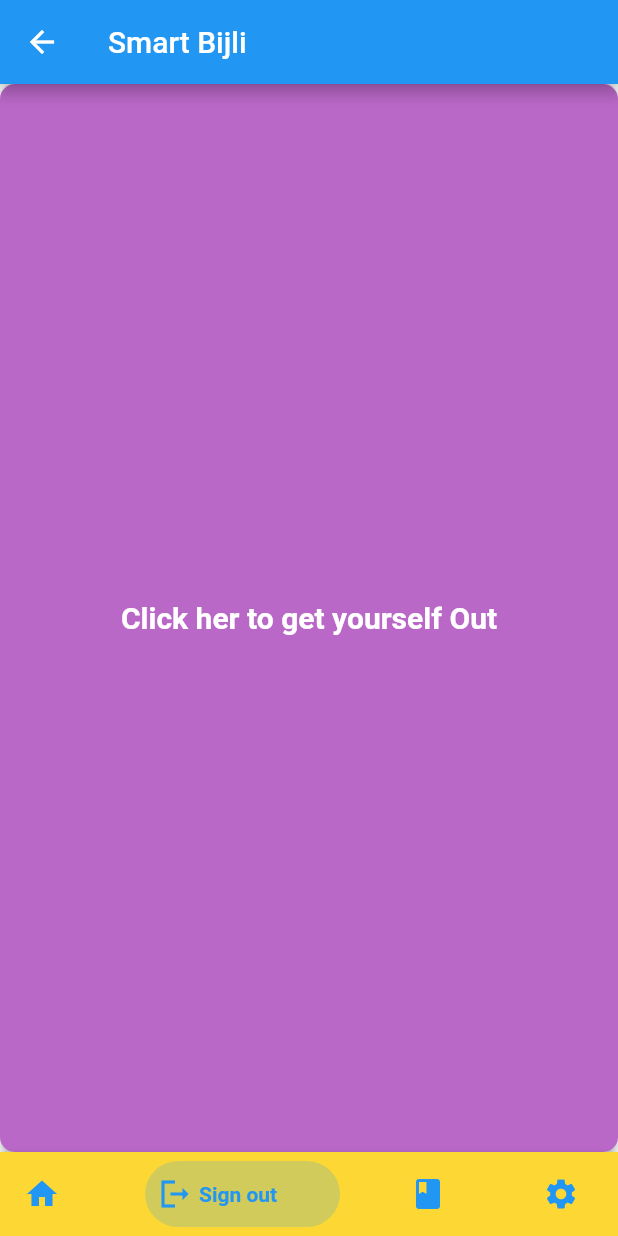
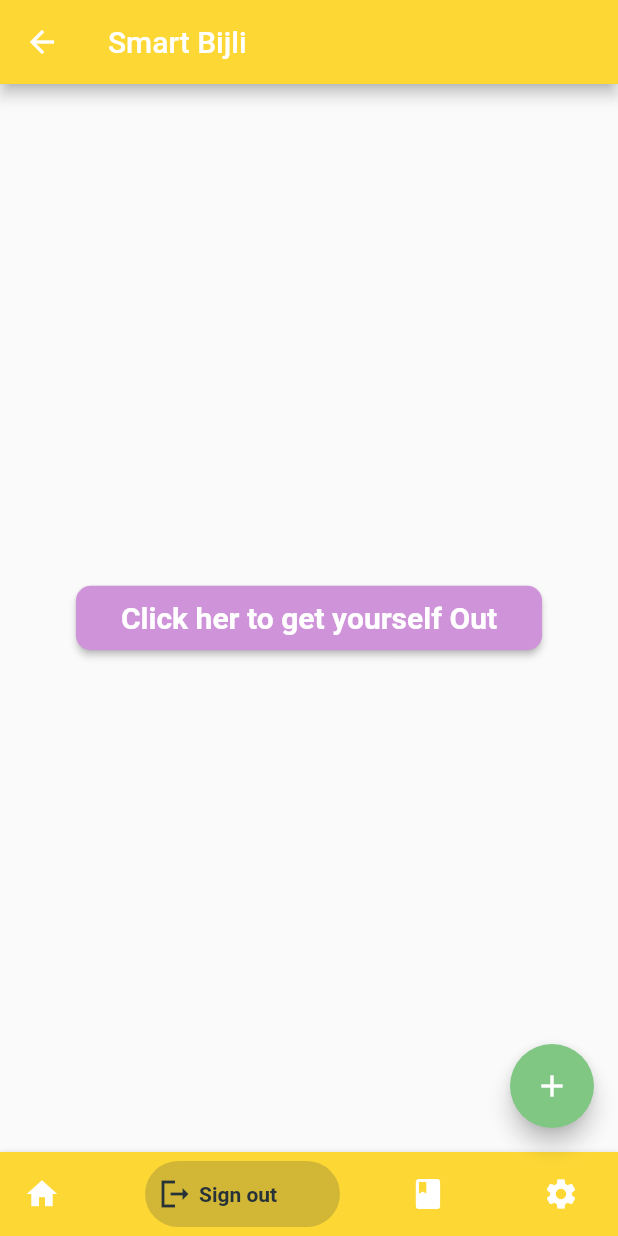
Before and after one commit to ArpitLkrwle/Smart_Electricty_Monitoring_App, a Flutter app: the HomePage screen opened directly, swiped to page 2, on a phone screen of 412 x 824 dp. Run offline on Flutter 3.47's test engine with Material 2 defaults, Android fonts, the phone set to English and light mode, and no system bars; drawn by our look-alikes of bottom_navy_bar; our stand-ins replace firebase_auth, firebase_core, flutter_signin_button, google_sign_in, introduction_screen; accounts and stored records are empty.

Commit message:
added fab to add new transactions

```diff
--- a/lib/HomePage.dart
+++ b/lib/HomePage.dart
@@ -1,13 +1,14 @@
 // ignore_for_file: deprecated_member_use, non_constant_identifier_names, file_names
 
 import 'package:firebase_auth/firebase_auth.dart';
+import 'package:first_app/navy_pages/logs.dart';
 import 'package:flutter/material.dart';
 // import 'package:authentification/Start.dart';
-import 'package:google_sign_in/google_sign_in.dart';
 import 'package:bottom_navy_bar/bottom_navy_bar.dart';
 import 'navy_pages/home.dart';
 import 'navy_pages/calc_page.dart';
-import 'navy_pages/grid_of_stats.dart';
+import 'navy_pages/about.dart';
+import 'values.dart';
 
 class HomePage extends StatefulWidget {
   @override
@@ -42,12 +43,6 @@ class _HomePageState extends State<HomePage> {
     }
   }
 
-  signOut() async {
-    _auth.signOut();
-    final googleSignIn = GoogleSignIn();
-    await googleSignIn.signOut();
-  }
-
   @override
   void initState() {
     super.initState();
@@ -62,13 +57,27 @@ class _HomePageState extends State<HomePage> {
     super.dispose();
   }
 
-  int units, wattage, hours;
+  DateTime selectedDate = Values.selectedDatee;
+
+  _selectDate(BuildContext context) async {
+    final DateTime picked = await showDatePicker(
+      context: context,
+      initialDate: selectedDate, // Refer step 1
+      firstDate: DateTime(2000),
+      lastDate: DateTime(2025),
+    );
+    if (picked != null && picked != selectedDate) {
+      setState(() {
+        selectedDate = picked;
+      });
+    }
+  }
 
   @override
   Widget build(BuildContext context) {
     return Scaffold(
-        appBar: AppBar(title: Text("Smart Bijli")),
         bottomNavigationBar: BottomNavyBar(
+          curve: Curves.easeIn,
           backgroundColor: Colors.yellow[600],
           selectedIndex: _currentIndex,
           onItemSelected: (index) {
@@ -76,13 +85,34 @@ class _HomePageState extends State<HomePage> {
             _page_controller.jumpToPage(index);
           },
           items: <BottomNavyBarItem>[
-            BottomNavyBarItem(title: Text('Home'), icon: Icon(Icons.home)),
             BottomNavyBarItem(
-                title: Text('Sign out'), icon: Icon(Icons.logout_sharp)),
-            BottomNavyBarItem(title: Text('Stats'), icon: Icon(Icons.book)),
+                title: Text('Home'),
+                icon: Icon(Icons.home),
+                inactiveColor: Colors.white,
+                activeColor: Colors.blueGrey[900]),
             BottomNavyBarItem(
-                title: Text('Settings'), icon: Icon(Icons.settings)),
+                title: Text('Sign out'),
+                icon: Icon(Icons.logout_sharp),
+                inactiveColor: Colors.white,
+                activeColor: Colors.blueGrey[900]),
+            BottomNavyBarItem(
+                title: Text('Stats'),
+                icon: Icon(Icons.book),
+                inactiveColor: Colors.white,
+                activeColor: Colors.blueGrey[900]),
+            BottomNavyBarItem(
+                title: Text('Settings'),
+                icon: Icon(Icons.settings),
+                inactiveColor: Colors.white,
+                activeColor: Colors.blueGrey[900]),
           ],
+        ),
+        floatingActionButton: FloatingActionButton(
+          onPressed: () {
+            add_reading(context);
+          },
+          child: const Icon(Icons.add),
+          backgroundColor: Colors.green[300],
         ),
         body: Container(
             child: !isloggedin
@@ -96,23 +126,63 @@ class _HomePageState extends State<HomePage> {
                       children: <Widget>[
                         home(user: user),
                         // ignore: avoid_unnecessary_containers
-                        Container(
-                            child: RaisedButton(
-                                padding: EdgeInsets.fromLTRB(70, 10, 70, 10),
-                                onPressed: signOut,
-                                child: Text('Click her to get yourself Out',
-                                    style: TextStyle(
-                                        color: Colors.white,
-                                        fontSize: 20.0,
-                                        fontWeight: FontWeight.bold)),
-                                color: Colors.purple[300],
-                                shape: RoundedRectangleBorder(
-                                  borderRadius: BorderRadius.circular(10.0),
-                                ))),
+                        Logs(),
                         calc_page(),
-                        grid_of_stats(),
+                        const About(),
                       ],
                     ),
                   )));
   }
+
+
+  Future<dynamic> add_reading(BuildContext context) {
+    return showModalBottomSheet(
+              shape: const RoundedRectangleBorder(
+                  borderRadius: BorderRadius.only(
+                      topLeft: Radius.circular(10.0),
+                      topRight: Radius.circular(10.0))),
+              context: context,
+              builder: (BuildContext bc) {
+                return Padding(
+                  padding: EdgeInsets.all(30.0),
+                  child: Container(
+                    height: MediaQuery.of(context).size.height * .40,
+                    child: Column(children: <Widget>[
+                      Text("Add Your Readings",
+                          style: TextStyle(fontWeight: FontWeight.bold)),
+                      SizedBox(
+                        height: 10,
+                      ),
+                      Padding(
+                        padding: EdgeInsets.all(8.0),
+                        child: TextField(
+                          decoration: InputDecoration(
+                            border: OutlineInputBorder(),
+                            hintText: 'Enter Your Readings',
+                          ),
+                        ),
+                      ),
+                      Text(
+                        "${selectedDate.toLocal()}".split(' ')[0],
+                        style: TextStyle(
+                            fontSize: 55, fontWeight: FontWeight.bold),
+                      ),
+                      SizedBox(
+                        height: 20.0,
+                      ),
+                      RaisedButton(
+                        onPressed: () => _selectDate(context),
+                        child: Text(
+                          'Select date',
+                          style: TextStyle(
+                              color: Colors.black,
+                              fontWeight: FontWeight.bold),
+                        ),
+                        color: Colors.greenAccent,
+                      ),
+                    ]),
+                  ),
+                );
+              });
+  }
 }
--- /dev/null
+++ b/lib/navy_pages/logs.dart
@@ -0,0 +1,50 @@
+
+import 'package:flutter/material.dart';
+import 'package:google_sign_in/google_sign_in.dart';
+import 'package:firebase_auth/firebase_auth.dart';
+
+class Logs extends StatefulWidget {
+  const Logs({
+    Key key,
+  }) : super(key: key);
+
+  @override
+  State<Logs> createState() => _LogsState();
+}
+
+class _LogsState extends State<Logs> {
+final FirebaseAuth _auth = FirebaseAuth.instance;
+
+signOut() async {
+    _auth.signOut();
+    final googleSignIn = GoogleSignIn();
+    await googleSignIn.signOut();
+  }
+
+  @override
+  Widget build(BuildContext context) {
+    return Scaffold(
+
+      appBar: AppBar(
+            title: Text("Smart Bijli"),
+            foregroundColor: Colors.white,
+            backgroundColor: Colors.yellow[600]),
+
+        body: Center(
+          child: RaisedButton(
+              padding:
+                  const EdgeInsets.fromLTRB(30, 10, 30, 10),
+              onPressed: signOut,
+              child: const Text(
+                  'Click her to get yourself Out',
+                  style: TextStyle(
+                      color: Colors.white,
+                      fontSize: 20.0,
+                      fontWeight: FontWeight.bold)),
+              color: Colors.purple[200],
+              shape: RoundedRectangleBorder(
+                borderRadius: BorderRadius.circular(10.0),
+              )),
+        ));
+  }
+}
--- /dev/null
+++ b/lib/values.dart
@@ -0,0 +1,4 @@
+class Values {
+  static double units = 0, wattage = 0, hours = 0;
+  static DateTime selectedDatee = DateTime.now();
+}
--- a/pubspec.yaml
+++ b/pubspec.yaml
@@ -32,6 +32,7 @@ dependencies:
   dots_indicator: ^2.0.0
   equatable: ^2.0.3
   fl_chart: ^0.40.0
+  liquid_swipe: ^2.1.0
   flutter:
     sdk: flutter
 
```
Also changed, not shown: lib/main.dart (+3 -6 lines), lib/navy_pages/about.dart (added, +15 -0 lines), lib/navy_pages/calc_page.dart (+16 -9 lines), lib/navy_pages/grid_of_stats.dart (+44 -13 lines), lib/navy_pages/home.dart (+8 -1 lines), pubspec.lock.
